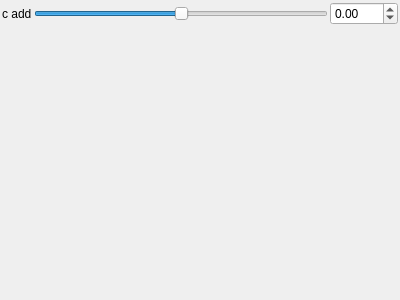
This is mandelbulber2/qt_data/fractal_aexion.ui in buddhi1980/mandelbulber2 as Qt 5 draws it before an edit. The edited form follows.
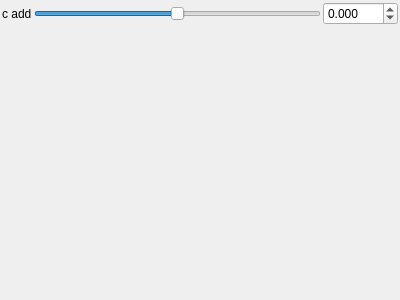
This is the edited form. Custom widgets are drawn as their Qt base class.

Commit message: Increased precission of some fractal formula edit fields

The edit to the form file:
```diff
--- a/mandelbulber2/qt_data/fractal_aexion.ui
+++ b/mandelbulber2/qt_data/fractal_aexion.ui
@@ -49,7 +49,7 @@
         <string/>
        </property>
        <property name="decimals">
-        <number>2</number>
+        <number>3</number>
        </property>
        <property name="minimum">
         <double>-100.000000000000000</double>
@@ -71,10 +71,10 @@
         </sizepolicy>
        </property>
        <property name="minimum">
-        <number>-500</number>
+        <number>-5000</number>
        </property>
        <property name="maximum">
-        <number>500</number>
+        <number>5000</number>
        </property>
        <property name="singleStep">
         <number>1</number>
```
The commit also changes 5 other files.
